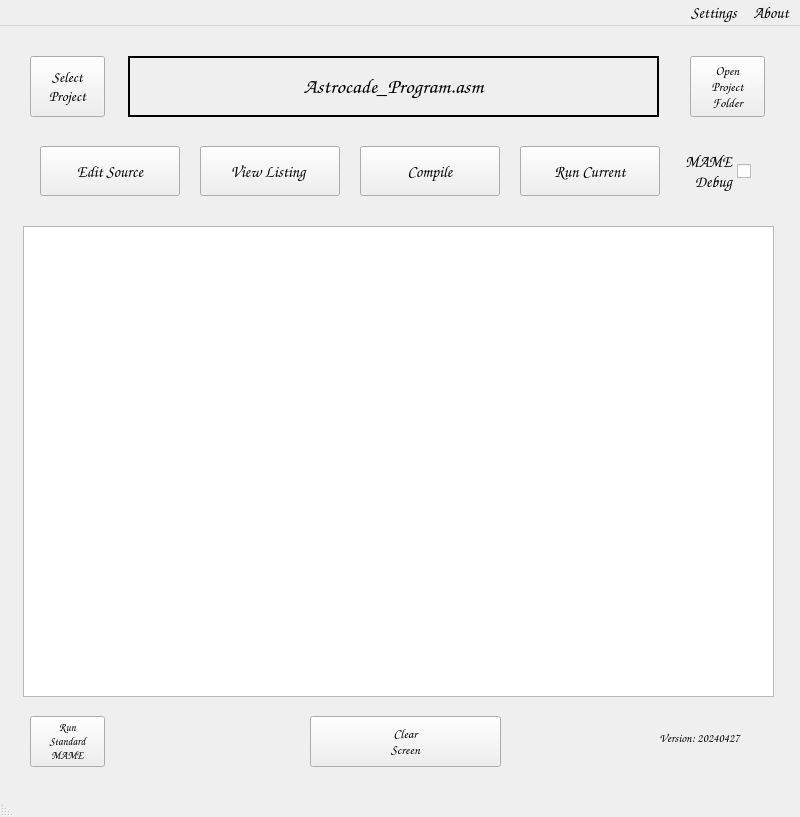
Before: the Qt Designer form ui/BAPD_Main_GUI.ui in tinymouse42/BAPD, drawn with Qt 5.
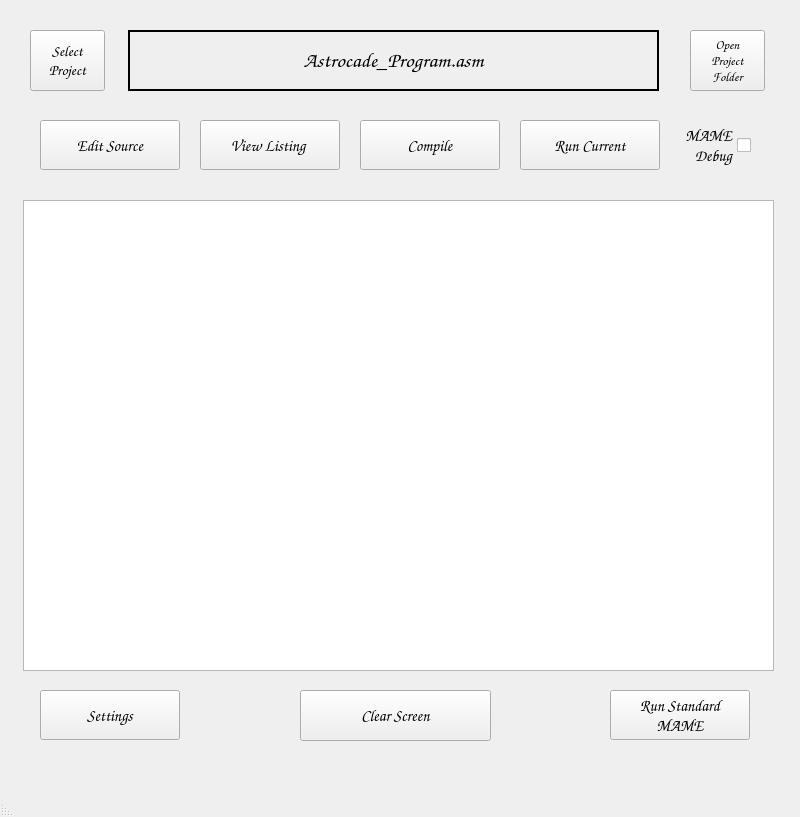
After: the same form once the commit is applied.

Commit message: 06/06/2024 Main and Settings Window working. I decided not to have a settings menu bar but rather created a Settings button on the bottom left. The rest of the code is crap. I don't know where I got lost, but I think it has something to do with Git and how it handles Commits and branches. I'll do some investigating as I go to try to learn what Git and GitHub is doing.

Diff of the .ui file:
```diff
--- a/ui/BAPD_Main_GUI.ui
+++ b/ui/BAPD_Main_GUI.ui
@@ -129,8 +129,8 @@
    <widget class="QPushButton" name="versionPushButton">
     <property name="geometry">
      <rect>
-      <x>619</x>
-      <y>700</y>
+      <x>600</x>
+      <y>760</y>
       <width>161</width>
       <height>24</height>
      </rect>
@@ -146,7 +146,7 @@
      <enum>Qt::LayoutDirection::LeftToRight</enum>
     </property>
     <property name="text">
-     <string>Version: 20240427</string>
+     <string/>
     </property>
     <property name="flat">
      <bool>true</bool>
@@ -184,7 +184,7 @@
    <widget class="QPushButton" name="clearScreenButton">
     <property name="geometry">
      <rect>
-      <x>310</x>
+      <x>300</x>
       <y>690</y>
       <width>191</width>
       <height>51</height>
@@ -193,13 +193,12 @@
     <property name="font">
      <font>
       <family>Comic Sans MS</family>
-      <pointsize>10</pointsize>
+      <pointsize>12</pointsize>
       <bold>true</bold>
      </font>
     </property>
     <property name="text">
-     <string>Clear
-Screen</string>
+     <string>Clear Screen</string>
     </property>
     <property name="autoDefault">
      <bool>true</bool>
@@ -208,22 +207,21 @@
    <widget class="QPushButton" name="runStandardMameButton">
     <property name="geometry">
      <rect>
-      <x>30</x>
+      <x>610</x>
       <y>690</y>
-      <width>75</width>
-      <height>51</height>
+      <width>140</width>
+      <height>50</height>
      </rect>
     </property>
     <property name="font">
      <font>
       <family>Comic Sans MS</family>
-      <pointsize>8</pointsize>
+      <pointsize>12</pointsize>
       <bold>true</bold>
      </font>
     </property>
     <property name="text">
-     <string>Run
-Standard
+     <string>Run Standard
 MAME</string>
     </property>
     <property name="autoDefault">
@@ -326,17 +324,15 @@
      <bool>true</bool>
     </property>
    </widget>
-  </widget>
-  <widget class="QMenuBar" name="menubar">
-   <property name="geometry">
-    <rect>
-     <x>0</x>
-     <y>0</y>
-     <width>800</width>
-     <height>33</height>
-    </rect>
-   </property>
-   <widget class="QMenu" name="menuAbout">
+   <widget class="QPushButton" name="settingsButton">
+    <property name="geometry">
+     <rect>
+      <x>40</x>
+      <y>690</y>
+      <width>140</width>
+      <height>50</height>
+     </rect>
+    </property>
     <property name="font">
      <font>
       <family>Comic Sans MS</family>
@@ -344,20 +340,13 @@
       <bold>true</bold>
      </font>
     </property>
-    <property name="layoutDirection">
-     <enum>Qt::LayoutDirection::RightToLeft</enum>
-    </property>
-    <property name="title">
-     <string>About</string>
-    </property>
-   </widget>
-   <widget class="QMenu" name="menuSettings">
-    <property name="title">
+    <property name="text">
      <string>Settings</string>
     </property>
+    <property name="autoDefault">
+     <bool>true</bool>
+    </property>
    </widget>
-   <addaction name="menuAbout"/>
-   <addaction name="menuSettings"/>
   </widget>
   <widget class="QStatusBar" name="statusbar"/>
  </widget>
```
The commit also changes 3 other files.
